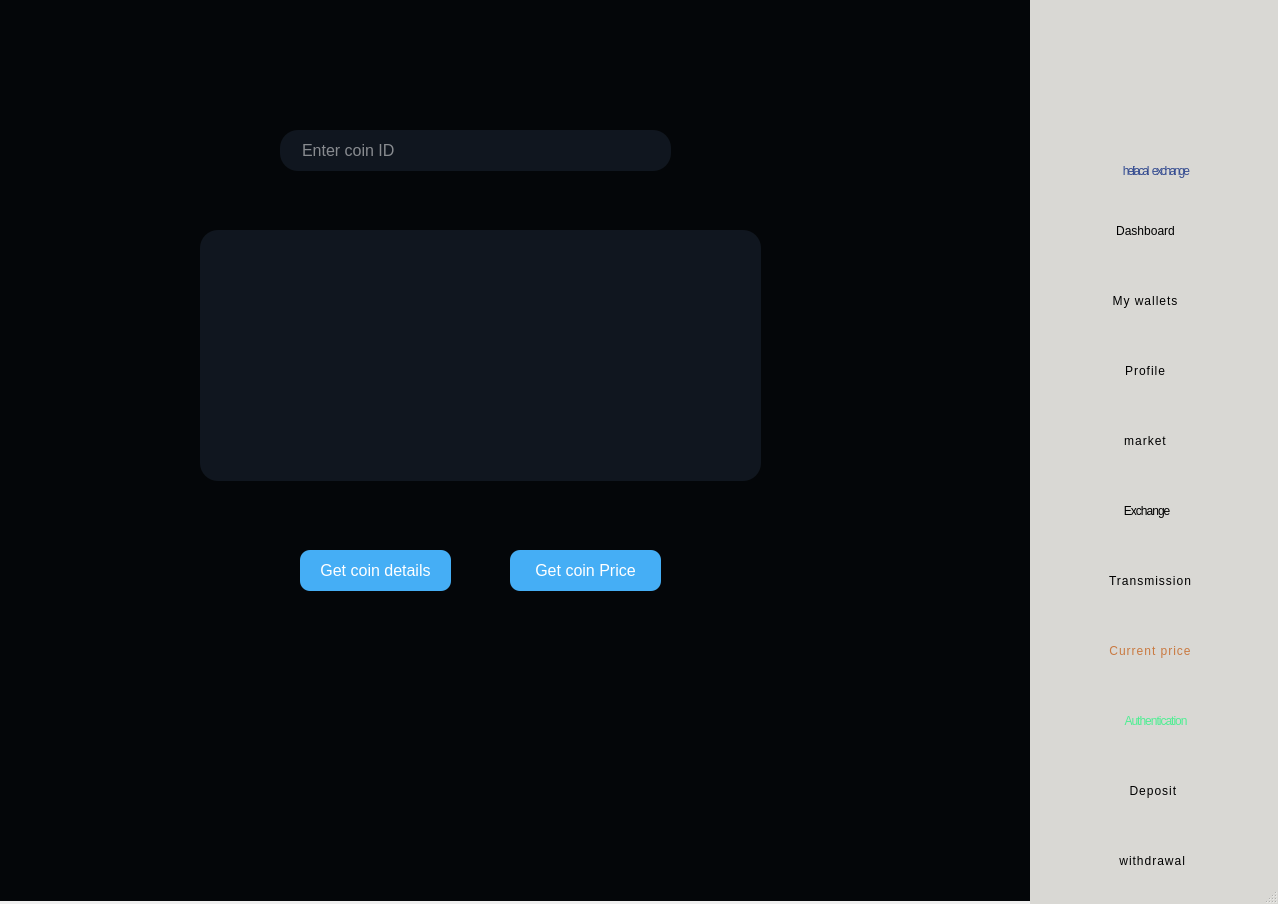
Before: the Qt Designer form clients/CurrentPrice.ui in Abbas2026/Exchange, drawn with Qt 5.
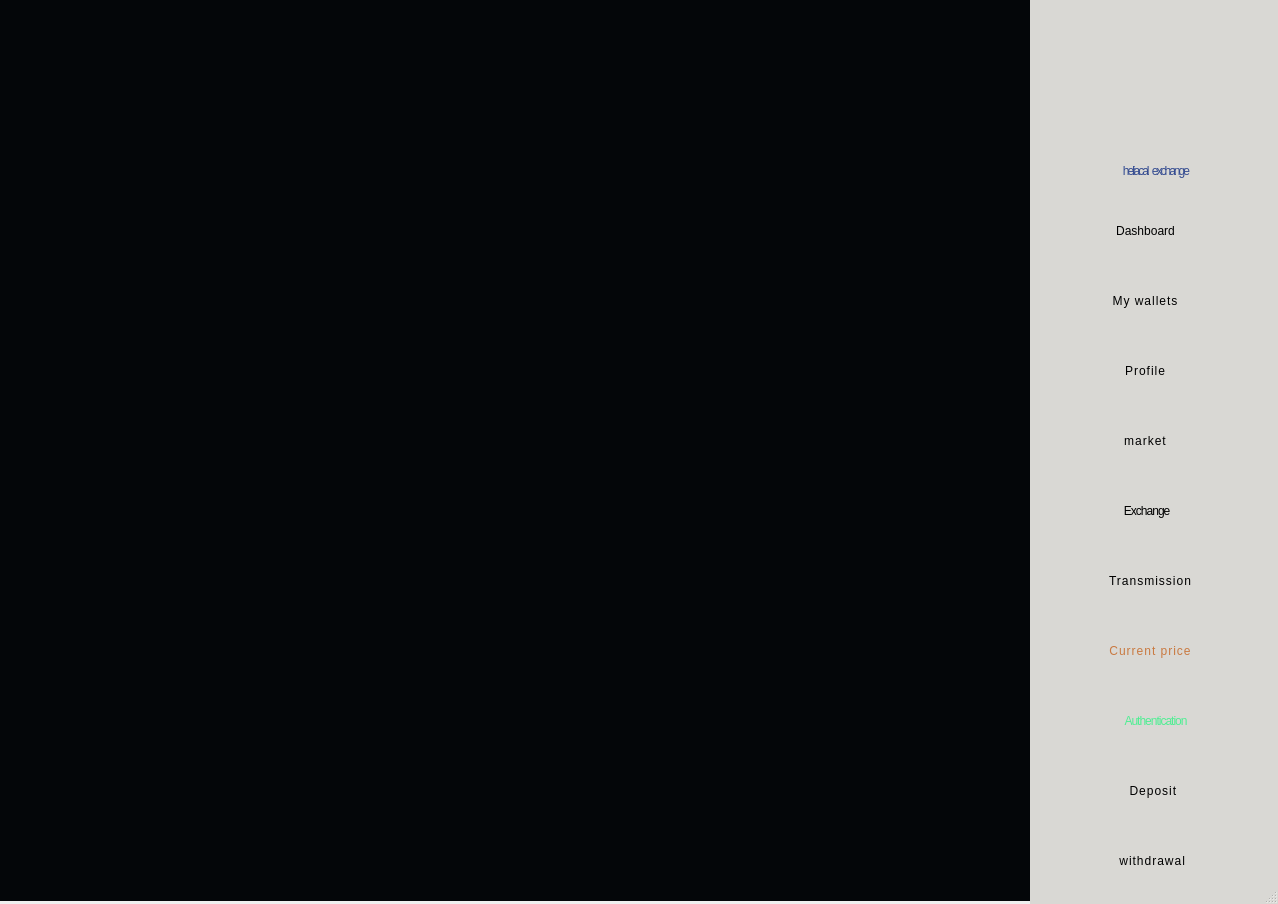
After: the same form once the commit is applied. Icons and pictures are not drawn.

The edit to the form file:
```diff
--- a/clients/CurrentPrice.ui
+++ b/clients/CurrentPrice.ui
@@ -50,90 +50,6 @@
     <property name="styleSheet">
      <string notr="true">background-color: #040609;</string>
     </property>
-    <widget class="QLineEdit" name="coinInput">
-     <property name="geometry">
-      <rect>
-       <x>280</x>
-       <y>130</y>
-       <width>391</width>
-       <height>41</height>
-      </rect>
-     </property>
-     <property name="styleSheet">
-      <string notr="true">background-color: #10161f;
-            color: white;
-            border-radius: 18px;
-            font-size: 16px;
-           border: none;  
-padding-left:20px;</string>
-     </property>
-     <property name="text">
-      <string/>
-     </property>
-     <property name="placeholderText">
-      <string>Enter coin ID</string>
-     </property>
-    </widget>
-    <widget class="QPushButton" name="detailsButton">
-     <property name="geometry">
-      <rect>
-       <x>300</x>
-       <y>550</y>
-       <width>151</width>
-       <height>41</height>
-      </rect>
-     </property>
-     <property name="styleSheet">
-      <string notr="true">          background-color: #45aef5 ;
-            color: white;
-            border-radius: 10px;
-            font-size: 16px;
-           border: none;  </string>
-     </property>
-     <property name="text">
-      <string>Get coin details</string>
-     </property>
-    </widget>
-    <widget class="QTextEdit" name="resultDisplay">
-     <property name="geometry">
-      <rect>
-       <x>200</x>
-       <y>230</y>
-       <width>561</width>
-       <height>251</height>
-      </rect>
-     </property>
-     <property name="styleSheet">
-      <string notr="true">background-color: #10161f;
-            color: white;
-            border-radius: 18px;
-            font-size: 16px;
-           border: none;  </string>
-     </property>
-     <property name="readOnly">
-      <bool>true</bool>
-     </property>
-    </widget>
-    <widget class="QPushButton" name="priceButton">
-     <property name="geometry">
-      <rect>
-       <x>510</x>
-       <y>550</y>
-       <width>151</width>
-       <height>41</height>
-      </rect>
-     </property>
-     <property name="styleSheet">
-      <string notr="true">          background-color: #45aef5 ;
-            color: white;
-            border-radius: 10px;
-            font-size: 16px;
-           border: none;  </string>
-     </property>
-     <property name="text">
-      <string>Get coin Price</string>
-     </property>
-    </widget>
    </widget>
    <widget class="QWidget" name="widget_2" native="true">
     <property name="geometry">
```
Left out of the diff: 20 changed lines with no effect on the pictures.
